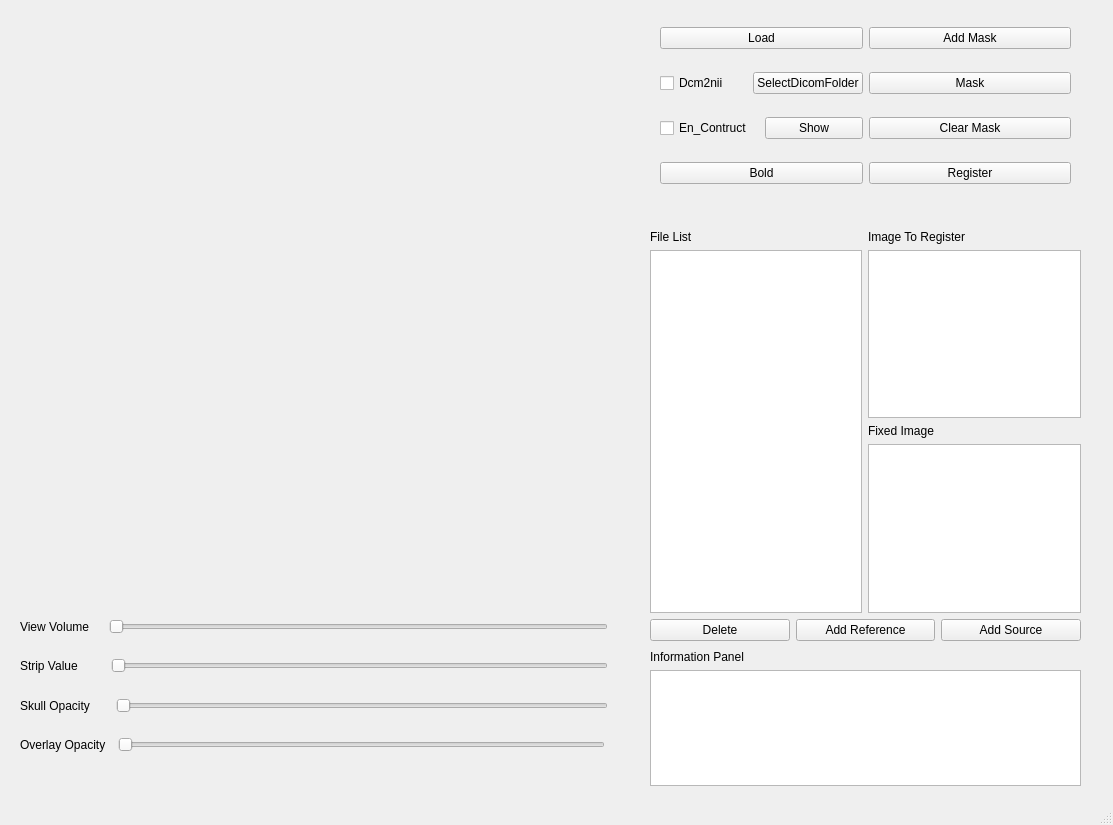
Beastmaster/BrainConnectivityDetection, file MainWindow/MainWindow.ui: the form before one commit.
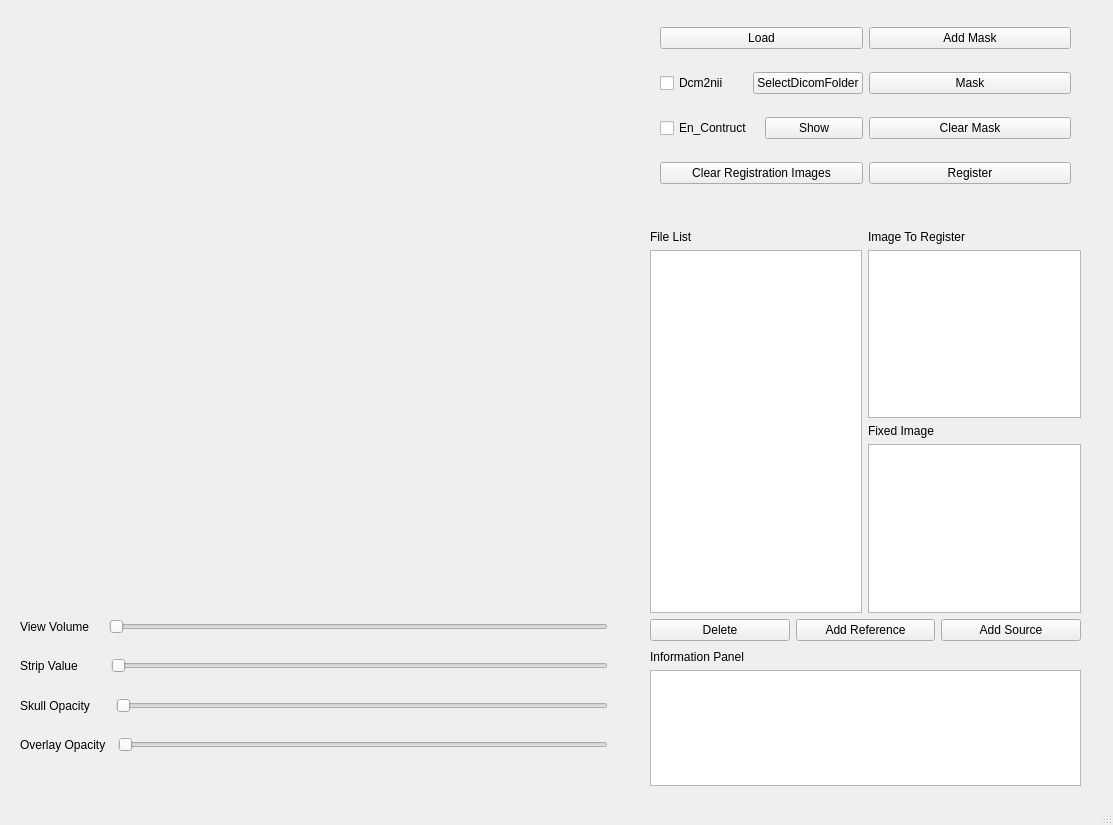
The form after the commit. Custom widgets are drawn as their Qt base class.

Diff of the .ui file:
```diff
--- a/MainWindow/MainWindow.ui
+++ b/MainWindow/MainWindow.ui
@@ -149,7 +149,7 @@
        <item>
         <widget class="QLabel" name="overlay_opacity_Label">
          <property name="text">
-          <string>   </string>
+          <string/>
          </property>
         </widget>
        </item>
@@ -350,7 +350,7 @@
      <item row="4" column="0">
       <widget class="QPushButton" name="bold_Btn">
        <property name="text">
-        <string>Bold</string>
+        <string>Clear Registration Images</string>
        </property>
       </widget>
      </item>
```
Left out of the diff: 2 changed lines with no effect on the pictures.
